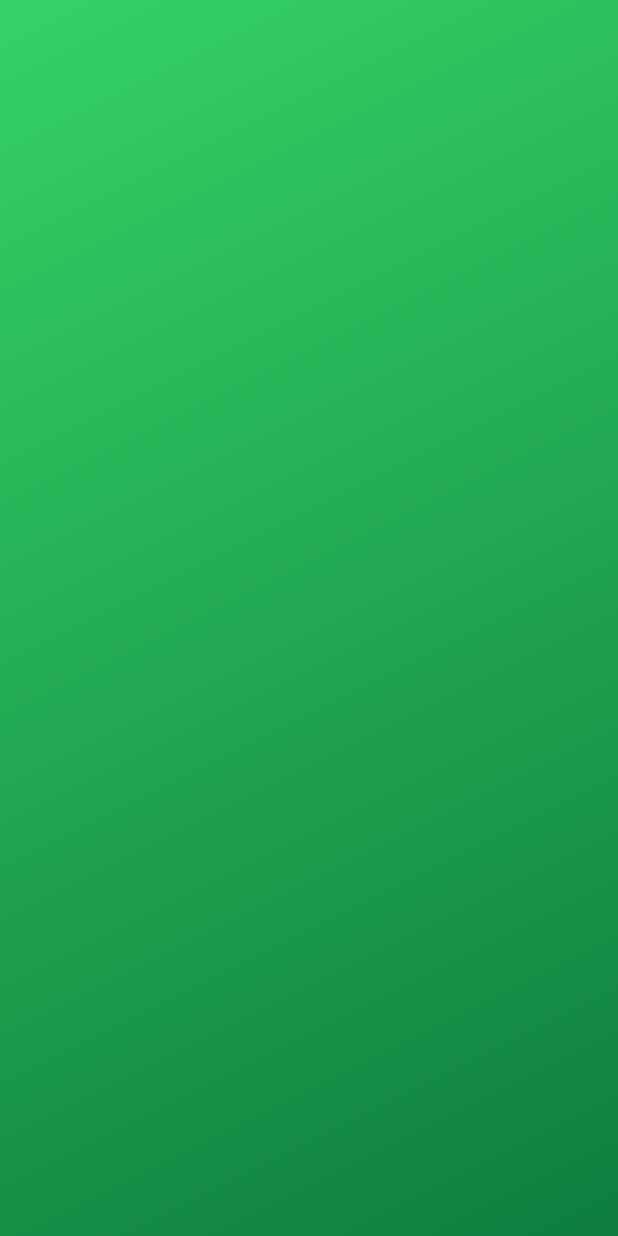
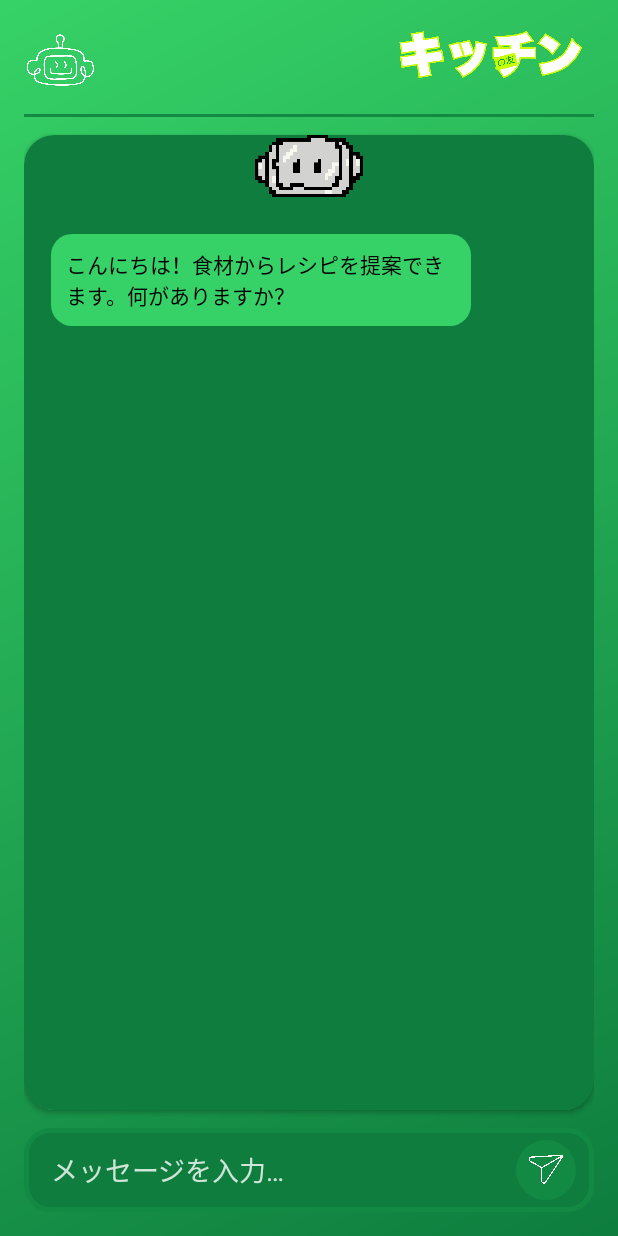
Before and after one commit to ronloheo123/KitchennoTomo, an Android app: the ChatActivity screen opened directly, with no data from a screen before it, on a phone screen of 412 x 824 dp. Run offline under Robolectric (Android 15) with nearby library versions, the phone set to English and light mode, and no system bars.

Commit message:
add AI chat but Key not work

```diff
--- a/app/src/main/AndroidManifest.xml
+++ b/app/src/main/AndroidManifest.xml
@@ -1,7 +1,7 @@
 <?xml version="1.0" encoding="utf-8"?>
 <manifest xmlns:android="http://schemas.android.com/apk/res/android"
     xmlns:tools="http://schemas.android.com/tools">
-
+    <uses-permission android:name="android.permission.INTERNET"/>
     <application
         android:theme="@style/Theme.KitchenNoTomo">
 
--- a/app/src/main/java/com/example/kitchennotomo/ChatActivity.java
+++ b/app/src/main/java/com/example/kitchennotomo/ChatActivity.java
@@ -1,12 +1,122 @@
 package com.example.kitchennotomo;
 
 import android.os.Bundle;
+import android.text.TextUtils;
+import android.view.inputmethod.EditorInfo;
+import android.widget.EditText;
+import android.widget.ImageButton;
 import androidx.appcompat.app.AppCompatActivity;
+import androidx.recyclerview.widget.LinearLayoutManager;
+import androidx.recyclerview.widget.RecyclerView;
+import okhttp3.*;
+import org.json.JSONArray;
+import org.json.JSONObject;
+import java.io.IOException;
+import java.util.ArrayList;
+import java.util.List;
 
 public class ChatActivity extends AppCompatActivity {
+    private ChatAdapter adapter;
+    private RecyclerView rv;
+    private EditText et;
+    private final OkHttpClient http = new OkHttpClient();
+
+    // Lưu lịch sử để gửi kèm cho model (ngắn gọn)
+    private final List<ChatMsg> history = new ArrayList<>();
+
     @Override protected void onCreate(Bundle savedInstanceState) {
         super.onCreate(savedInstanceState);
-        // TODO: thay bằng layout chat thật
-        setContentView(new android.widget.FrameLayout(this));
+        setContentView(R.layout.activity_chat);
+
+        rv = findViewById(R.id.rvChat);
+        et = findViewById(R.id.etMsg);
+        ImageButton btn = findViewById(R.id.btnSend);
+
+        adapter = new ChatAdapter();
+        rv.setLayoutManager(new LinearLayoutManager(this));
+        rv.setAdapter(adapter);
+
+        btn.setOnClickListener(v -> send());
+        et.setOnEditorActionListener((tv, actionId, e) -> {
+            if (actionId == EditorInfo.IME_ACTION_SEND) { send(); return true; }
+            return false;
+        });
+
+        // Lời chào ban đầu
+        postBot("こんにちは！食材からレシピを提案できます。何がありますか？");
+    }
+
+    private void send() {
+        String msg = et.getText().toString().trim();
+        if (TextUtils.isEmpty(msg)) return;
+        et.setText("");
+        ChatMsg user = new ChatMsg(ChatMsg.USER, msg);
+        history.add(user);
+        adapter.add(user);
+        rv.scrollToPosition(adapter.getItemCount()-1);
+
+        // Gọi OpenAI
+        callOpenAI(msg);
+    }
+
+    private void postBot(String text){
+        ChatMsg bot = new ChatMsg(ChatMsg.BOT, text);
+        history.add(bot);
+        runOnUiThread(() -> {
+            adapter.add(bot);
+            rv.scrollToPosition(adapter.getItemCount()-1);
+        });
+    }
+
+    private void callOpenAI(String userMessage) {
+        try {
+            // --- Dùng Chat Completions (ổn định & dễ nhớ) ---
+            JSONObject body = new JSONObject();
+            body.put("model", "gpt-4o-mini"); // hoặc "gpt-5" với Responses API, tuỳ gói của bạn. :contentReference[oaicite:0]{index=0}
+
+            JSONArray messages = new JSONArray();
+            messages.put(new JSONObject()
+                    .put("role","system")
+                    .put("content","You are a friendly cooking assistant. Answer briefly and suggest recipes from available ingredients."));
+            // nạp vài lượt gần nhất để giữ ngắn gọn
+            int start = Math.max(0, history.size()-10);
+            for (int i=start;i<history.size();i++){
+                ChatMsg m = history.get(i);
+                messages.put(new JSONObject()
+                        .put("role", m.role==ChatMsg.USER ? "user":"assistant")
+                        .put("content", m.text));
+            }
+            // lời mới nhất của user đã có trong history ở trên
+            body.put("messages", messages);
+
+            Request req = new Request.Builder()
+                    .url("https://api.openai.com/v1/chat/completions")
+                    .header("Authorization", "Bearer " + BuildConfig.OPENAI_API_KEY)
+                    .header("Content-Type", "application/json")
+                    .post(RequestBody.create(body.toString(), MediaType.parse("application/json")))
+                    .build();
+
+            http.newCall(req).enqueue(new Callback() {
+                @Override public void onFailure(Call call, IOException e) {
+                    postBot("（エラー）接続に失敗しました。もう一度お試しください。");
+                }
+                @Override public void onResponse(Call call, Response resp) throws IOException {
+                    if (!resp.isSuccessful()) { postBot("（エラー）" + resp.code()); return; }
+                    String json = resp.body().string();
+                    try {
+                        JSONObject obj = new JSONObject(json);
+                        String content = obj.getJSONArray("choices")
+                                .getJSONObject(0)
+                                .getJSONObject("message")
+                                .getString("content");
+                        postBot(content.trim());
+                    } catch (Exception ex) {
+                        postBot("（エラー）応答の解析に失敗しました。");
+                    }
+                }
+            });
+        } catch (Exception e) {
+            postBot("（エラー）要求の作成に失敗しました。");
+        }
     }
 }
--- /dev/null
+++ b/app/src/main/java/com/example/kitchennotomo/ChatAdapter.java
@@ -0,0 +1,39 @@
+package com.example.kitchennotomo;
+
+import android.view.LayoutInflater;
+import android.view.View;
+import android.view.ViewGroup;
+import android.widget.TextView;
+import androidx.annotation.NonNull;
+import androidx.recyclerview.widget.RecyclerView;
+import java.util.ArrayList;
+import java.util.List;
+
+public class ChatAdapter extends RecyclerView.Adapter<RecyclerView.ViewHolder> {
+    private static final int TYPE_USER = 0;
+    private static final int TYPE_BOT  = 1;
+    private final List<ChatMsg> items = new ArrayList<>();
+
+    public void add(ChatMsg m) { items.add(m); notifyItemInserted(items.size()-1); }
+    public void setAll(List<ChatMsg> ms){ items.clear(); items.addAll(ms); notifyDataSetChanged(); }
+    public List<ChatMsg> data(){ return items; }
+
+    @Override public int getItemViewType(int position) {
+        return items.get(position).role == ChatMsg.USER ? TYPE_USER : TYPE_BOT;
+    }
+    @NonNull @Override
+    public RecyclerView.ViewHolder onCreateViewHolder(@NonNull ViewGroup parent, int type) {
+        LayoutInflater inf = LayoutInflater.from(parent.getContext());
+        View v = inf.inflate(type == TYPE_USER ? R.layout.item_msg_user : R.layout.item_msg_bot, parent, false);
+        return new VH(v);
+    }
+    @Override public void onBindViewHolder(@NonNull RecyclerView.ViewHolder h, int pos) {
+        ChatMsg m = items.get(pos);
+        ((VH) h).tv.setText(m.text);
+    }
+    @Override public int getItemCount() { return items.size(); }
+
+    static class VH extends RecyclerView.ViewHolder {
+        final TextView tv; VH(View v){ super(v); tv = v.findViewById(R.id.tvText); }
+    }
+}
--- /dev/null
+++ b/app/src/main/java/com/example/kitchennotomo/ChatMsg.java
@@ -0,0 +1,13 @@
+package com.example.kitchennotomo;
+
+public class ChatMsg {
+    public static final int USER = 0;
+    public static final int BOT  = 1;
+    public final int role;
+    public final String text;
+
+    public ChatMsg(int role, String text) {
+        this.role = role;
+        this.text = text;
+    }
+}
--- a/app/src/main/java/com/example/kitchennotomo/MainActivity.java
+++ b/app/src/main/java/com/example/kitchennotomo/MainActivity.java
@@ -87,7 +87,7 @@ public class MainActivity extends AppCompatActivity implements RecipeAdapter.Cal
 
         // 3.6) FAB chat
         ImageButton fab = findViewById(R.id.fabChat);
-        fab.setOnClickListener(v ->
+        findViewById(R.id.fabChat).setOnClickListener(v ->
                 startActivity(new android.content.Intent(this, ChatActivity.class))
         );
     }
--- /dev/null
+++ b/app/src/main/res/drawable/bg_bubble_bot.xml
@@ -0,0 +1,5 @@
+<?xml version="1.0" encoding="utf-8"?>
+<shape xmlns:android="http://schemas.android.com/apk/res/android">
+    <solid android:color="@color/greenLight"/>
+    <corners android:radius="14dp"/>
+</shape>
--- /dev/null
+++ b/app/src/main/res/drawable/bg_bubble_user.xml
@@ -0,0 +1,5 @@
+<?xml version="1.0" encoding="utf-8"?>
+<shape xmlns:android="http://schemas.android.com/apk/res/android">
+    <solid android:color="#165C34"/>
+    <corners android:radius="14dp"/>
+</shape>
--- /dev/null
+++ b/app/src/main/res/drawable/bg_input.xml
@@ -0,0 +1,6 @@
+<?xml version="1.0" encoding="utf-8"?>
+<shape xmlns:android="http://schemas.android.com/apk/res/android">
+    <solid android:color="@color/greenPrimary"/>
+    <stroke android:width="3dp" android:color="@color/greenStroke"/>
+    <corners android:radius="16dp"/>
+</shape>
--- /dev/null
+++ b/app/src/main/res/drawable/bg_send_btn.xml
@@ -0,0 +1,9 @@
+<?xml version="1.0" encoding="utf-8"?>
+<ripple xmlns:android="http://schemas.android.com/apk/res/android"
+    android:color="?attr/colorControlHighlight">
+    <item>
+        <shape android:shape="oval">
+            <solid android:color="@color/greenStroke"/>
+        </shape>
+    </item>
+</ripple>
--- /dev/null
+++ b/app/src/main/res/layout/activity_chat.xml
@@ -0,0 +1,112 @@
+<?xml version="1.0" encoding="utf-8"?>
+<androidx.constraintlayout.widget.ConstraintLayout
+    xmlns:android="http://schemas.android.com/apk/res/android"
+    xmlns:app="http://schemas.android.com/apk/res-auto"
+    android:layout_width="match_parent"
+    android:layout_height="match_parent"
+    android:padding="16dp">
+
+    <!-- HEADER: 2 logo -->
+    <ImageView
+        android:id="@+id/ivHeaderLeft"
+        android:layout_width="48dp"
+        android:layout_height="48dp"
+        app:srcCompat="@drawable/icontrang"
+        android:contentDescription="logo left"
+        app:layout_constraintTop_toTopOf="parent"
+        app:layout_constraintStart_toStartOf="parent"/>
+
+    <ImageView
+        android:id="@+id/ivHeaderRight"
+        android:layout_width="140dp"
+        android:layout_height="40dp"
+        app:srcCompat="@drawable/iconchu"
+        android:contentDescription="logo right"
+        app:layout_constraintTop_toTopOf="parent"
+        app:layout_constraintEnd_toEndOf="parent"/>
+
+    <View
+        android:id="@+id/divider"
+        android:layout_width="0dp"
+        android:layout_height="2dp"
+        android:background="@color/greenStroke"
+        app:layout_constraintTop_toBottomOf="@id/ivHeaderLeft"
+        app:layout_constraintStart_toStartOf="parent"
+        app:layout_constraintEnd_toEndOf="parent"
+        android:layout_marginTop="12dp"/>
+
+    <!-- KHỐI CHAT màu xanh bo góc -->
+    <androidx.cardview.widget.CardView
+        android:id="@+id/chatCard"
+        android:layout_width="0dp"
+        android:layout_height="0dp"
+        app:cardCornerRadius="20dp"
+        app:cardBackgroundColor="@color/greenPrimary"
+        app:layout_constraintTop_toBottomOf="@id/divider"
+        app:layout_constraintBottom_toTopOf="@id/messageBar"
+        app:layout_constraintStart_toStartOf="parent"
+        app:layout_constraintEnd_toEndOf="parent"
+        android:layout_marginTop="12dp"
+        android:layout_marginBottom="12dp">
+
+        <FrameLayout
+            android:layout_width="match_parent"
+            android:layout_height="match_parent">
+
+            <!-- Avatar to đặt trên cùng -->
+            <ImageView
+                android:id="@+id/ivBotTop"
+                android:layout_width="96dp"
+                android:layout_height="96dp"
+                android:layout_gravity="top|center_horizontal"
+                android:layout_marginTop="-32dp"
+                app:srcCompat="@drawable/icondep"
+                android:contentDescription="bot avatar"/>
+
+            <!-- Danh sách tin nhắn -->
+            <androidx.recyclerview.widget.RecyclerView
+                android:id="@+id/rvChat"
+                android:layout_width="match_parent"
+                android:layout_height="match_parent"
+                android:padding="12dp"
+                android:clipToPadding="false"
+                android:layout_marginTop="48dp"/>
+        </FrameLayout>
+    </androidx.cardview.widget.CardView>
+
+    <!-- THANH NHẬP + GỬI -->
+    <LinearLayout
+        android:id="@+id/messageBar"
+        android:layout_width="0dp"
+        android:layout_height="56dp"
+        android:background="@drawable/bg_input"
+        android:paddingStart="12dp"
+        android:paddingEnd="12dp"
+        android:gravity="center_vertical"
+        app:layout_constraintBottom_toBottomOf="parent"
+        app:layout_constraintStart_toStartOf="parent"
+        app:layout_constraintEnd_toEndOf="parent">
+
+        <EditText
+            android:id="@+id/etMsg"
+            android:layout_width="0dp"
+            android:layout_height="match_parent"
+            android:layout_weight="1"
+            android:hint="メッセージを入力…"
+            android:background="@android:color/transparent"
+            android:textColor="@android:color/white"
+            android:textColorHint="#CCFFFFFF"
+            android:paddingStart="6dp"/>
+
+        <ImageButton
+            android:id="@+id/btnSend"
+            android:layout_width="40dp"
+            android:layout_height="40dp"
+            android:background="@drawable/bg_send_btn"
+            app:srcCompat="@drawable/icongui"
+            android:contentDescription="send"
+            android:scaleType="centerInside"
+            android:padding="8dp"
+            app:tint="@android:color/white" />
+    </LinearLayout>
+</androidx.constraintlayout.widget.ConstraintLayout>
--- /dev/null
+++ b/app/src/main/res/layout/item_msg_bot.xml
@@ -0,0 +1,16 @@
+<?xml version="1.0" encoding="utf-8"?>
+<LinearLayout xmlns:android="http://schemas.android.com/apk/res/android"
+    android:layout_width="match_parent"
+    android:layout_height="wrap_content"
+    android:gravity="start"
+    android:padding="6dp">
+    <TextView
+        android:id="@+id/tvText"
+        android:layout_width="wrap_content"
+        android:layout_height="wrap_content"
+        android:maxWidth="280dp"
+        android:padding="10dp"
+        android:textColor="@android:color/black"
+        android:textSize="14sp"
+        android:background="@drawable/bg_bubble_bot"/>
+</LinearLayout>
```
Also changed, not shown: app/build.gradle.kts (+29 -12 lines), app/src/main/res/layout/item_msg_user.xml (added, +16 -0 lines), app/src/main/res/drawable/icongui.png (added), app/src/main/res/drawable/iconuser.png (added), gradle.properties (line endings or trailing spaces).
